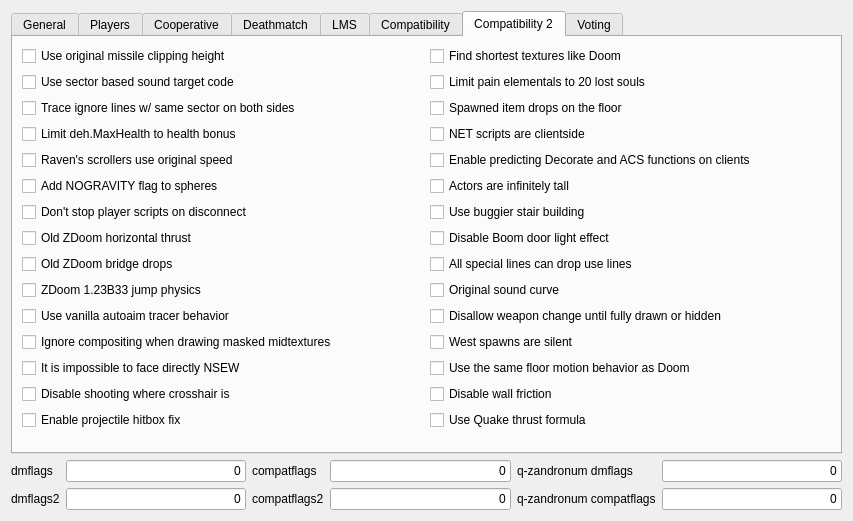
Before: the Qt Designer form src/plugins/zandronumq/createserverdialogpages/flagspage.ui in DoomseekerTeam/Doomseeker, drawn with Qt 5.
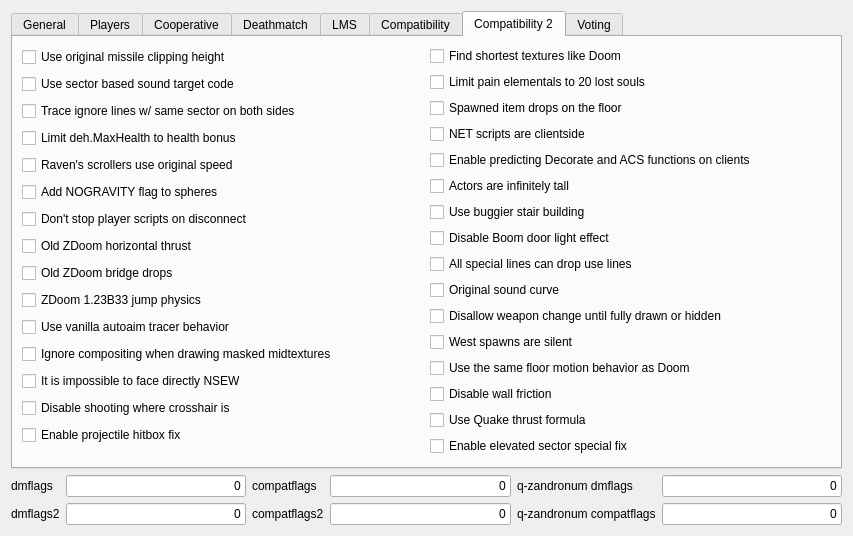
After: the same form once the commit is applied. The open tabs and pages were chosen to show the change. Custom widgets are drawn as their Qt base class.

Diff of the .ui file:
```diff
--- a/src/plugins/zandronumq/createserverdialogpages/flagspage.ui
+++ b/src/plugins/zandronumq/createserverdialogpages/flagspage.ui
@@ -1838,6 +1838,16 @@
              </property>
             </widget>
            </item>
+           <item>
+            <widget class="QCheckBox" name="cbEnableElevatedSpecialFix">
+             <property name="toolTip">
+              <string>&lt;html&gt;&lt;head/&gt;&lt;body&gt;&lt;p&gt;Fix cases when there is an elevated floor with a special, but an actor is standing on it's edge so that actor's center is in the air and the special doesn't trigger.&lt;/p&gt;&lt;/body&gt;&lt;/html&gt;</string>
+             </property>
+             <property name="text">
+              <string>Enable elevated sector special fix</string>
+             </property>
+            </widget>
+           </item>
           </layout>
          </item>
         </layout>
```
Left out of the diff: 17 changed lines with no effect on the pictures.
